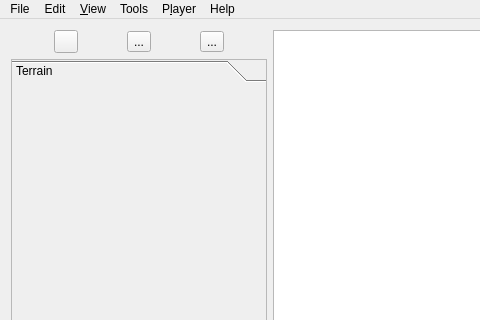
Old version of the form MapEditor/mainwindow.ui in the repository projectdelphai/ECS160_MapEditor; both pictures show x 0 to 480 and y 0 to 320 of the 934 by 687 pixel window.
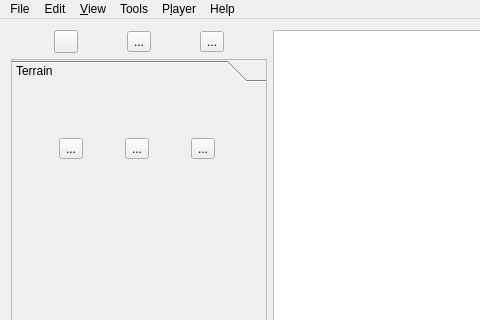
New version of the form. The open tabs and pages were chosen to show the change. Icons and pictures are not drawn.

Commit message:
Added some toolbar buttons.
The buttons set QMainWindow::curTool to the terrain type and display a
message on the status bar.

The edit to the form file:
```diff
--- a/MapEditor/mainwindow.ui
+++ b/MapEditor/mainwindow.ui
@@ -105,6 +105,69 @@
          <attribute name="label">
           <string>Terrain</string>
          </attribute>
+         <widget class="QWidget" name="gridLayoutWidget">
+          <property name="geometry">
+           <rect>
+            <x>0</x>
+            <y>-10</y>
+            <width>251</width>
+            <height>141</height>
+           </rect>
+          </property>
+          <layout class="QGridLayout" name="gridLayout_2">
+           <item row="0" column="0">
+            <widget class="QToolButton" name="tool_grass">
+             <property name="text">
+              <string>...</string>
+             </property>
+             <property name="icon">
+              <iconset resource="icons.qrc">
+               <normaloff>:/toolbar/icons/toolbar/tool_grass.png</normaloff>:/toolbar/icons/toolbar/tool_grass.png</iconset>
+             </property>
+             <property name="iconSize">
+              <size>
+               <width>32</width>
+               <height>32</height>
+              </size>
+             </property>
+            </widget>
+           </item>
+           <item row="0" column="1">
+            <widget class="QToolButton" name="tool_dirt">
+             <property name="text">
+              <string>...</string>
+             </property>
+             <property name="icon">
+              <iconset resource="icons.qrc">
+               <normaloff>:/toolbar/icons/toolbar/tool_dirt.png</normaloff>:/toolbar/icons/toolbar/tool_dirt.png</iconset>
+             </property>
+             <property name="iconSize">
+              <size>
+               <width>32</width>
+               <height>32</height>
+              </size>
+             </property>
+            </widget>
+           </item>
+           <item row="0" column="2">
+            <widget class="QToolButton" name="tool_water">
+             <property name="text">
+              <string>...</string>
+             </property>
+             <property name="icon">
+              <iconset resource="icons.qrc">
+               <normaloff>:/toolbar/icons/toolbar/tool_water.png</normaloff>:/toolbar/icons/toolbar/tool_water.png</iconset>
+             </property>
+             <property name="iconSize">
+              <size>
+               <width>32</width>
+               <height>32</height>
+              </size>
+             </property>
+            </widget>
+           </item>
+          </layout>
+         </widget>
         </widget>
         <widget class="QWidget" name="tools_buildings">
          <property name="geometry">
```
Left out of the diff: 83 changed lines with no effect on the pictures. The commit also changes 9 other files.
